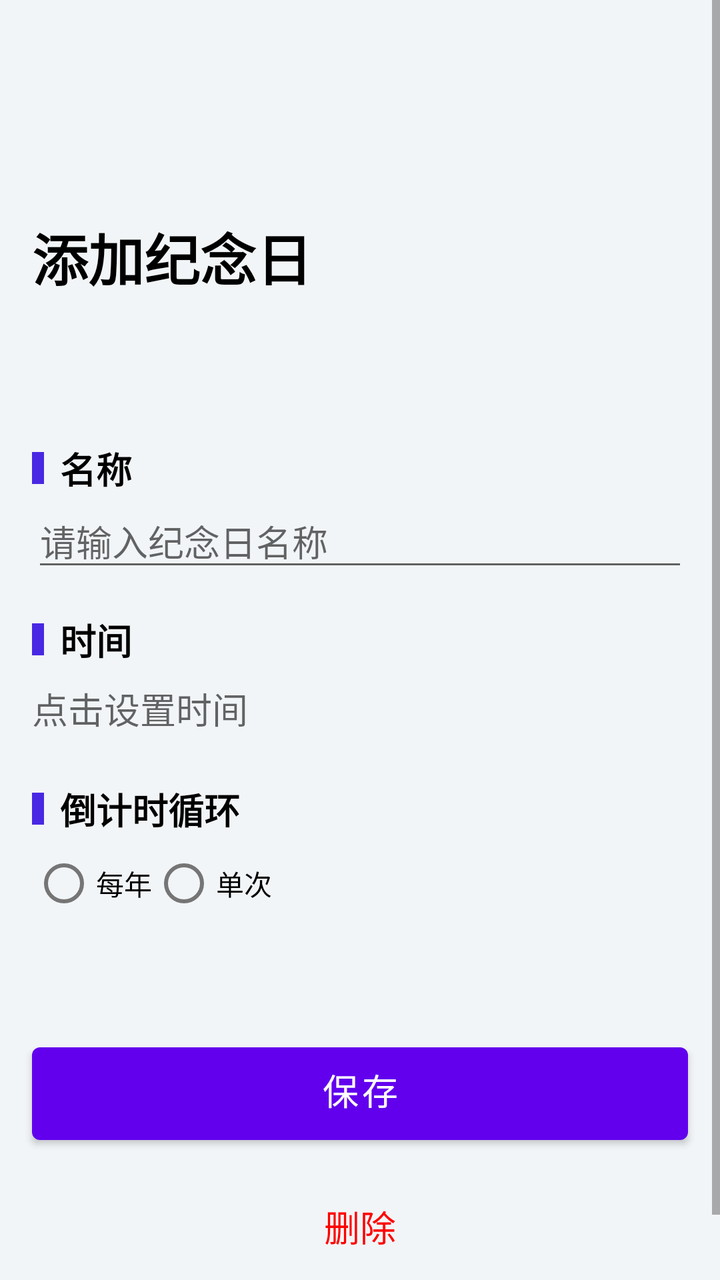
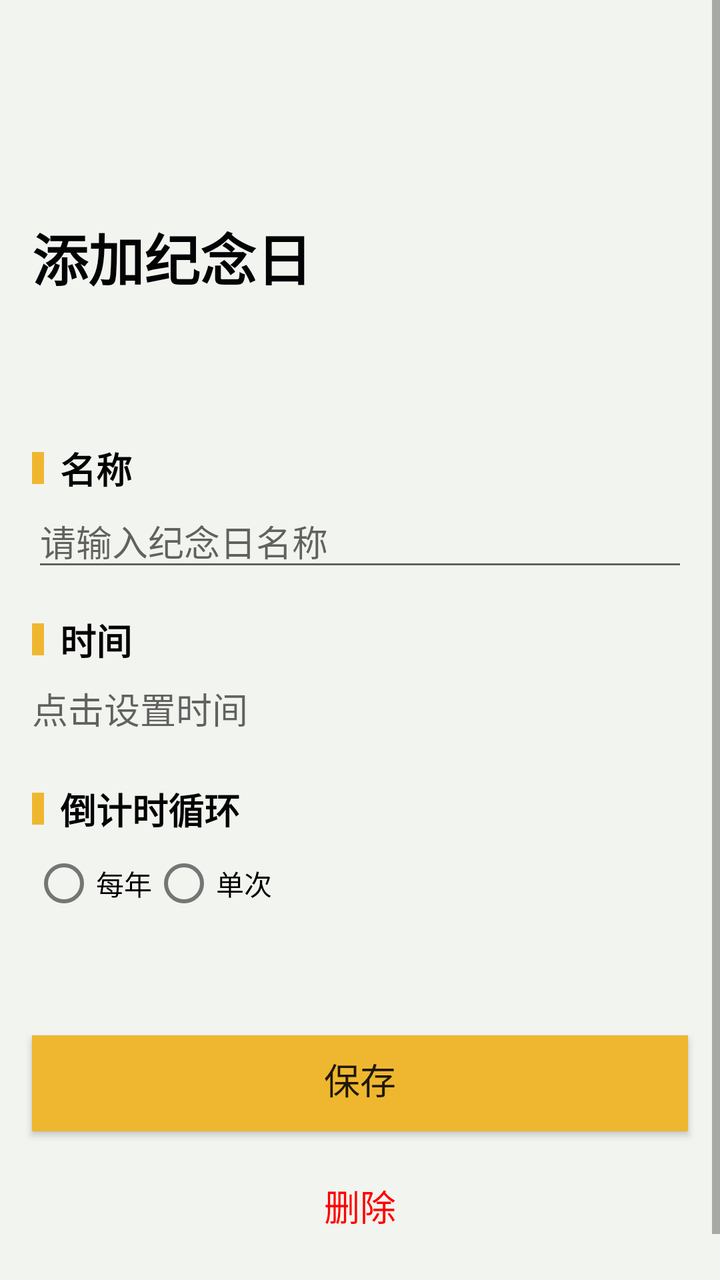

The first picture is an Android layout as it rendered before a commit; the second is the same layout after the commit. The layout source and the unified diff follow.
<!-- AndroidManifest.xml: application theme Theme.MemorialDay -->
<!-- res/layout/activity_add_edit_memorial_day.xml -->
<?xml version="1.0" encoding="utf-8"?>
<ScrollView xmlns:android="http://schemas.android.com/apk/res/android"
    android:layout_width="match_parent"
    android:background="#F2F5F7"
    android:layout_height="match_parent">

    <androidx.appcompat.widget.LinearLayoutCompat
        android:layout_width="match_parent"
        android:layout_height="wrap_content"
        android:orientation="vertical"
        android:paddingBottom="36dp">

        <androidx.appcompat.widget.Toolbar
            android:id="@+id/toolbar"
            android:layout_width="match_parent"
            android:layout_height="wrap_content"/>

        <TextView
            android:layout_marginTop="52dp"
            android:id="@+id/pageTitle"
            android:layout_width="match_parent"
            android:layout_height="wrap_content"
            android:layout_marginStart="16dp"
            android:layout_marginEnd="16dp"
            android:text="添加纪念日"
            android:textColor="@color/black"
            android:textSize="28sp"
            android:textStyle="bold" />

        <TextView
            android:text="名称"
            android:drawableStart="@drawable/indicator_add_edit_memorial_day"
            android:drawablePadding="8dp"
            android:layout_marginStart="16dp"
            android:layout_marginEnd="16dp"
            android:layout_marginTop="72dp"
            android:textStyle="bold"
            android:textSize="18sp"
            android:textColor="@color/black"
            android:layout_width="match_parent"
            android:layout_height="wrap_content"/>

        <EditText
            android:id="@+id/title"
            android:layout_width="match_parent"
            android:layout_height="wrap_content"
            android:layout_marginStart="16dp"
            android:layout_marginEnd="16dp"
            android:hint="请输入纪念日名称"
            android:textSize="18sp" />


        <TextView
            android:text="时间"
            android:drawableStart="@drawable/indicator_add_edit_memorial_day"
            android:drawablePadding="8dp"
            android:layout_marginStart="16dp"
            android:layout_marginEnd="16dp"
            android:layout_marginTop="16dp"
            android:textStyle="bold"
            android:textSize="18sp"
            android:textColor="@color/black"
            android:layout_width="match_parent"
            android:layout_height="wrap_content"/>

        <TextView
            android:id="@+id/time"
            android:layout_width="match_parent"
            android:layout_height="wrap_content"
            android:layout_marginStart="16dp"
            android:layout_marginTop="0dp"
            android:editable="false"
            android:layout_marginEnd="16dp"
            android:hint="点击设置时间"
            android:paddingTop="8dp"
            android:paddingBottom="8dp"
            android:textSize="18sp" />


        <TextView
            android:text="倒计时循环"
            android:drawableStart="@drawable/indicator_add_edit_memorial_day"
            android:drawablePadding="8dp"
            android:layout_marginStart="16dp"
            android:layout_marginEnd="16dp"
            android:layout_marginTop="16dp"
            android:textStyle="bold"
            android:textSize="18sp"
            android:textColor="@color/black"
            android:layout_width="match_parent"
            android:layout_height="wrap_content"/>

        <RadioGroup
            android:orientation="horizontal"
            android:layout_marginStart="16dp"
            android:layout_marginEnd="16dp"
            android:id="@+id/loopGroup"
            android:layout_width="match_parent"
            android:layout_height="wrap_content">

            <RadioButton
                android:id="@+id/loopYearly"
                android:text="每年"
                android:layout_width="wrap_content"
                android:layout_height="wrap_content"/>

            <RadioButton
                android:id="@+id/loopOnce"
                android:text="单次"
                android:layout_width="wrap_content"
                android:layout_height="wrap_content"/>

        </RadioGroup>

        <Button
            android:id="@+id/save"
            android:layout_width="match_parent"
            android:layout_height="wrap_content"
            android:layout_marginStart="16dp"
            android:layout_marginTop="52dp"
            android:layout_marginEnd="16dp"
            android:paddingTop="8dp"
            android:paddingBottom="12dp"
            android:text="保存"
            android:textSize="18sp" />

        <TextView
            android:id="@+id/delete"
            android:layout_width="match_parent"
            android:layout_height="wrap_content"
            android:layout_marginStart="16dp"
            android:layout_marginTop="16dp"
            android:layout_marginEnd="16dp"
            android:paddingTop="8dp"
            android:textAlignment="center"
            android:paddingBottom="12dp"
            android:textColor="#FF0000"
            android:text="删除"
            android:textSize="18sp" />

    </androidx.appcompat.widget.LinearLayoutCompat>

</ScrollView>
<!-- resources referenced by this layout -->
<resources>
  <color name="black">#FF000000</color>
  <!-- drawable indicator_add_edit_memorial_day (drawable) -->
  <?xml version="1.0" encoding="utf-8"?>
  <shape android:shape="rectangle" xmlns:android="http://schemas.android.com/apk/res/android">
  
      <solid android:color="#4928e3"/>
      <size android:width="6dp" android:height="16dp"/>
  
  </shape>
  <style name="Theme.MemorialDay" parent="Theme.MaterialComponents.Light.NoActionBar">
          <item name="colorPrimaryDark">#F2F5F7</item>
          <item name="android:windowLightStatusBar">false</item>
      </style>
</resources>

<!-- the commit's change to res/layout/activity_add_edit_memorial_day.xml (unified diff, before → after) -->
@@ -1,7 +1,7 @@
 <?xml version="1.0" encoding="utf-8"?>
 <ScrollView xmlns:android="http://schemas.android.com/apk/res/android"
     android:layout_width="match_parent"
-    android:background="#F2F5F7"
+    android:background="?attr/md_color_bg_page"
     android:layout_height="match_parent">
 
     <androidx.appcompat.widget.LinearLayoutCompat
@@ -23,7 +23,7 @@
             android:layout_marginStart="16dp"
             android:layout_marginEnd="16dp"
             android:text="添加纪念日"
-            android:textColor="@color/black"
+            android:textColor="?attr/md_color_text_primary"
             android:textSize="28sp"
             android:textStyle="bold" />
 
@@ -36,7 +36,7 @@
             android:layout_marginTop="72dp"
             android:textStyle="bold"
             android:textSize="18sp"
-            android:textColor="@color/black"
+            android:textColor="?attr/md_color_text_primary"
             android:layout_width="match_parent"
             android:layout_height="wrap_content"/>
 
@@ -59,7 +59,7 @@
             android:layout_marginTop="16dp"
             android:textStyle="bold"
             android:textSize="18sp"
-            android:textColor="@color/black"
+            android:textColor="?attr/md_color_text_primary"
             android:layout_width="match_parent"
             android:layout_height="wrap_content"/>
 
@@ -86,7 +86,7 @@
             android:layout_marginTop="16dp"
             android:textStyle="bold"
             android:textSize="18sp"
-            android:textColor="@color/black"
+            android:textColor="?attr/md_color_text_primary"
             android:layout_width="match_parent"
             android:layout_height="wrap_content"/>
 
@@ -112,7 +112,7 @@
 
         </RadioGroup>
 
-        <Button
+        <androidx.appcompat.widget.AppCompatButton
             android:id="@+id/save"
             android:layout_width="match_parent"
             android:layout_height="wrap_content"
@@ -121,6 +121,7 @@
             android:layout_marginEnd="16dp"
             android:paddingTop="8dp"
             android:paddingBottom="12dp"
+            android:background="?attr/md_color_primary"
             android:text="保存"
             android:textSize="18sp" />
 
@@ -134,7 +135,7 @@
             android:paddingTop="8dp"
             android:textAlignment="center"
             android:paddingBottom="12dp"
-            android:textColor="#FF0000"
+            android:textColor="?attr/md_color_text_warming"
             android:text="删除"
             android:textSize="18sp" />
 
<!-- resource entries referenced after the edit -->
@@ -1,17 +1,39 @@
 <!-- resources referenced by this layout -->
 <resources>
-  <color name="black">#FF000000</color>
   <!-- drawable indicator_add_edit_memorial_day (drawable) -->
   <?xml version="1.0" encoding="utf-8"?>
   <shape android:shape="rectangle" xmlns:android="http://schemas.android.com/apk/res/android">
   
-      <solid android:color="#4928e3"/>
+      <solid android:color="?attr/md_color_primary"/>
       <size android:width="6dp" android:height="16dp"/>
   
   </shape>
   <style name="Theme.MemorialDay" parent="Theme.MaterialComponents.Light.NoActionBar">
-          <item name="colorPrimaryDark">#F2F5F7</item>
+          <item name="md_color_bg_page">@color/theme_camphor_wood_color_background</item>
+          <item name="md_color_bg_card">@color/white</item>
+  
+          <item name="md_color_primary">@color/theme_camphor_wood_color_primary</item>
+          <item name="md_color_primary_lighten">@color/theme_camphor_wood_color_primary</item>
+          <item name="md_color_primary_darken">@color/theme_camphor_wood_color_primary</item>
+          <item name="md_color_accent">@color/theme_camphor_wood_color_accent</item>
+  
+          <item name="md_color_text_primary">@color/theme_camphor_wood_color_text_primary</item>
+          <item name="md_color_text_secondary">@color/theme_camphor_wood_color_text_secondary</item>
+          <item name="md_color_text_hint">@color/theme_camphor_wood_color_text_hint</item>
+          <item name="md_color_text_week">@color/theme_camphor_wood_color_text_week</item>
+          <item name="md_color_text_notice">#FF7400</item>
+          <item name="md_color_text_warming">#FF0000</item>
+  
+          <item name="colorPrimaryDark">@color/theme_camphor_wood_color_background</item>
           <item name="android:windowLightStatusBar">false</item>
       </style>
+  <color name="theme_camphor_wood_color_background">#F2F4EF</color>
+  <color name="white">#FFFFFFFF</color>
+  <color name="theme_camphor_wood_color_primary">#EFB730</color>
+  <color name="theme_camphor_wood_color_accent">#C2E3F4</color>
+  <color name="theme_camphor_wood_color_text_primary">#030305</color>
+  <color name="theme_camphor_wood_color_text_secondary">#FF707070</color>
+  <color name="theme_camphor_wood_color_text_hint">#FFA0A0A0</color>
+  <color name="theme_camphor_wood_color_text_week">#FFC0C0C0</color>
 </resources>
 
